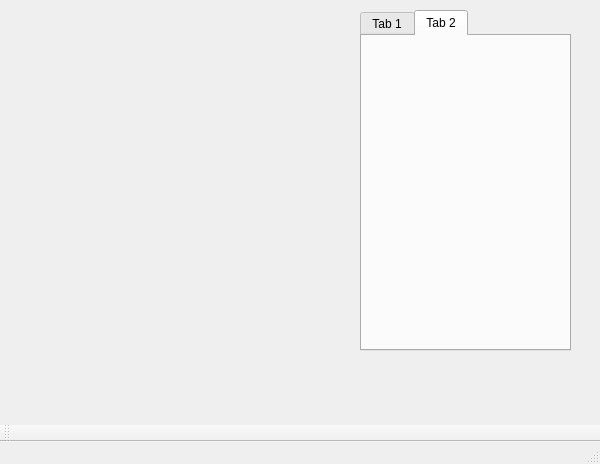
The window that OFFViewer/mainwindow.ui (AndersonQ/OFF.Viewer) describes before a commit, drawn with Qt 5.
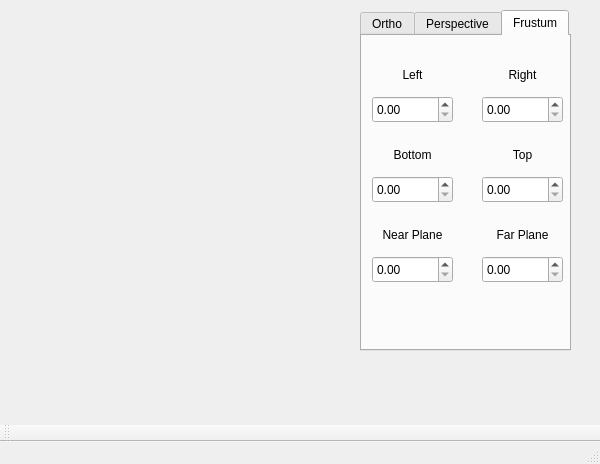
The same window after the commit. The open tabs and pages were chosen to show the change. Custom widgets are drawn as their Qt base class.

Commit message: Layout changed, added TabWidget

The edit to the form file:
```diff
--- a/OFFViewer/mainwindow.ui
+++ b/OFFViewer/mainwindow.ui
@@ -38,7 +38,7 @@
     </property>
     <widget class="QWidget" name="tab">
      <attribute name="title">
-      <string>Tab 1</string>
+      <string>Ortho</string>
      </attribute>
      <widget class="QDoubleSpinBox" name="doubleSpinBox_5">
       <property name="geometry">
@@ -199,8 +199,312 @@
     </widget>
     <widget class="QWidget" name="tab_2">
      <attribute name="title">
-      <string>Tab 2</string>
+      <string>Perspective</string>
      </attribute>
+     <widget class="QLabel" name="label">
+      <property name="geometry">
+       <rect>
+        <x>10</x>
+        <y>33</y>
+        <width>121</width>
+        <height>17</height>
+       </rect>
+      </property>
+      <property name="text">
+       <string>Aspect Ratio: a/b</string>
+      </property>
+     </widget>
+     <widget class="QLabel" name="label_2">
+      <property name="geometry">
+       <rect>
+        <x>10</x>
+        <y>153</y>
+        <width>81</width>
+        <height>17</height>
+       </rect>
+      </property>
+      <property name="text">
+       <string>Angle (fovy)</string>
+      </property>
+      <property name="alignment">
+       <set>Qt::AlignCenter</set>
+      </property>
+     </widget>
+     <widget class="QDoubleSpinBox" name="doubleSpinBox">
+      <property name="geometry">
+       <rect>
+        <x>110</x>
+        <y>150</y>
+        <width>91</width>
+        <height>20</height>
+       </rect>
+      </property>
+     </widget>
+     <widget class="QLabel" name="label_3">
+      <property name="geometry">
+       <rect>
+        <x>10</x>
+        <y>193</y>
+        <width>81</width>
+        <height>17</height>
+       </rect>
+      </property>
+      <property name="text">
+       <string>Angle (fovy)</string>
+      </property>
+      <property name="alignment">
+       <set>Qt::AlignCenter</set>
+      </property>
+     </widget>
+     <widget class="QDoubleSpinBox" name="doubleSpinBox_2">
+      <property name="geometry">
+       <rect>
+        <x>110</x>
+        <y>190</y>
+        <width>91</width>
+        <height>20</height>
+       </rect>
+      </property>
+     </widget>
+     <widget class="QLabel" name="label_4">
+      <property name="geometry">
+       <rect>
+        <x>10</x>
+        <y>233</y>
+        <width>81</width>
+        <height>17</height>
+       </rect>
+      </property>
+      <property name="text">
+       <string>Angle (fovy)</string>
+      </property>
+      <property name="alignment">
+       <set>Qt::AlignCenter</set>
+      </property>
+     </widget>
+     <widget class="QDoubleSpinBox" name="doubleSpinBox_3">
+      <property name="geometry">
+       <rect>
+        <x>110</x>
+        <y>230</y>
+        <width>91</width>
+        <height>20</height>
+       </rect>
+      </property>
+     </widget>
+     <widget class="QLabel" name="label_5">
+      <property name="geometry">
+       <rect>
+        <x>10</x>
+        <y>103</y>
+        <width>81</width>
+        <height>17</height>
+       </rect>
+      </property>
+      <property name="text">
+       <string>b</string>
+      </property>
+      <property name="alignment">
+       <set>Qt::AlignCenter</set>
+      </property>
+     </widget>
+     <widget class="QDoubleSpinBox" name="doubleSpinBox_4">
+      <property name="geometry">
+       <rect>
+        <x>110</x>
+        <y>100</y>
+        <width>91</width>
+        <height>20</height>
+       </rect>
+      </property>
+     </widget>
+     <widget class="QLabel" name="label_12">
+      <property name="geometry">
+       <rect>
+        <x>10</x>
+        <y>66</y>
+        <width>81</width>
+        <height>17</height>
+       </rect>
+      </property>
+      <property name="text">
+       <string>a</string>
+      </property>
+      <property name="alignment">
+       <set>Qt::AlignCenter</set>
+      </property>
+     </widget>
+     <widget class="QDoubleSpinBox" name="doubleSpinBox_11">
+      <property name="geometry">
+       <rect>
+        <x>110</x>
+        <y>63</y>
+        <width>91</width>
+        <height>20</height>
+       </rect>
+      </property>
+     </widget>
+    </widget>
+    <widget class="QWidget" name="tab_3">
+     <attribute name="title">
+      <string>Frustum</string>
+     </attribute>
+     <widget class="QDoubleSpinBox" name="doubleSpinBox_12">
+      <property name="geometry">
+       <rect>
+        <x>10</x>
+        <y>140</y>
+        <width>81</width>
+        <height>27</height>
+       </rect>
+      </property>
+     </widget>
+     <widget class="QLabel" name="label_13">
+      <property name="geometry">
+       <rect>
+        <x>120</x>
+        <y>190</y>
+        <width>81</width>
+        <height>17</height>
+       </rect>
+      </property>
+      <property name="text">
+       <string>Far Plane</string>
+      </property>
+      <property name="alignment">
+       <set>Qt::AlignCenter</set>
+      </property>
+     </widget>
+     <widget class="QLabel" name="label_14">
+      <property name="geometry">
+       <rect>
+        <x>120</x>
+        <y>30</y>
+        <width>81</width>
+        <height>17</height>
+       </rect>
+      </property>
+      <property name="text">
+       <string>Right</string>
+      </property>
+      <property name="alignment">
+       <set>Qt::AlignCenter</set>
+      </property>
+     </widget>
+     <widget class="QLabel" name="label_15">
+      <property name="geometry">
+       <rect>
+        <x>10</x>
+        <y>110</y>
+        <width>81</width>
+        <height>17</height>
+       </rect>
+      </property>
+      <property name="text">
+       <string>Bottom</string>
+      </property>
+      <property name="alignment">
+       <set>Qt::AlignCenter</set>
+      </property>
+     </widget>
+     <widget class="QDoubleSpinBox" name="doubleSpinBox_13">
+      <property name="geometry">
+       <rect>
+        <x>120</x>
+        <y>60</y>
+        <width>81</width>
+        <height>27</height>
+       </rect>
+      </property>
+     </widget>
+     <widget class="QDoubleSpinBox" name="doubleSpinBox_14">
+      <property name="geometry">
+       <rect>
+        <x>120</x>
+        <y>140</y>
+        <width>81</width>
+        <height>27</height>
+       </rect>
+      </property>
+     </widget>
+     <widget class="QDoubleSpinBox" name="doubleSpinBox_15">
+      <property name="geometry">
+       <rect>
+        <x>10</x>
+        <y>60</y>
+        <width>81</width>
+        <height>27</height>
+       </rect>
+      </property>
+     </widget>
+     <widget class="QLabel" name="label_16">
+      <property name="geometry">
+       <rect>
+        <x>120</x>
+        <y>110</y>
+        <width>81</width>
+        <height>17</height>
+       </rect>
+      </property>
+      <property name="text">
+       <string>Top</string>
+      </property>
+      <property name="alignment">
+       <set>Qt::AlignCenter</set>
+      </property>
+     </widget>
+     <widget class="QDoubleSpinBox" name="doubleSpinBox_16">
+      <property name="geometry">
+       <rect>
+        <x>10</x>
+        <y>220</y>
+        <width>81</width>
+        <height>27</height>
+       </rect>
+      </property>
+     </widget>
+     <widget class="QDoubleSpinBox" name="doubleSpinBox_17">
+      <property name="geometry">
+       <rect>
+        <x>120</x>
+        <y>220</y>
+        <width>81</width>
+        <height>27</height>
+       </rect>
+      </property>
+     </widget>
+     <widget class="QLabel" name="label_17">
+      <property name="geometry">
+       <rect>
+        <x>10</x>
+        <y>190</y>
+        <width>81</width>
+        <height>17</height>
+       </rect>
+      </property>
+      <property name="text">
+       <string>Near Plane</string>
+      </property>
+      <property name="alignment">
+       <set>Qt::AlignCenter</set>
+      </property>
+     </widget>
+     <widget class="QLabel" name="label_18">
+      <property name="geometry">
+       <rect>
+        <x>10</x>
+        <y>30</y>
+        <width>81</width>
+        <height>17</height>
+       </rect>
+      </property>
+      <property name="text">
+       <string>Left</string>
+      </property>
+      <property name="alignment">
+       <set>Qt::AlignCenter</set>
+      </property>
+     </widget>
     </widget>
    </widget>
   </widget>
```
Left out of the diff: 2 changed lines with no effect on the pictures.
